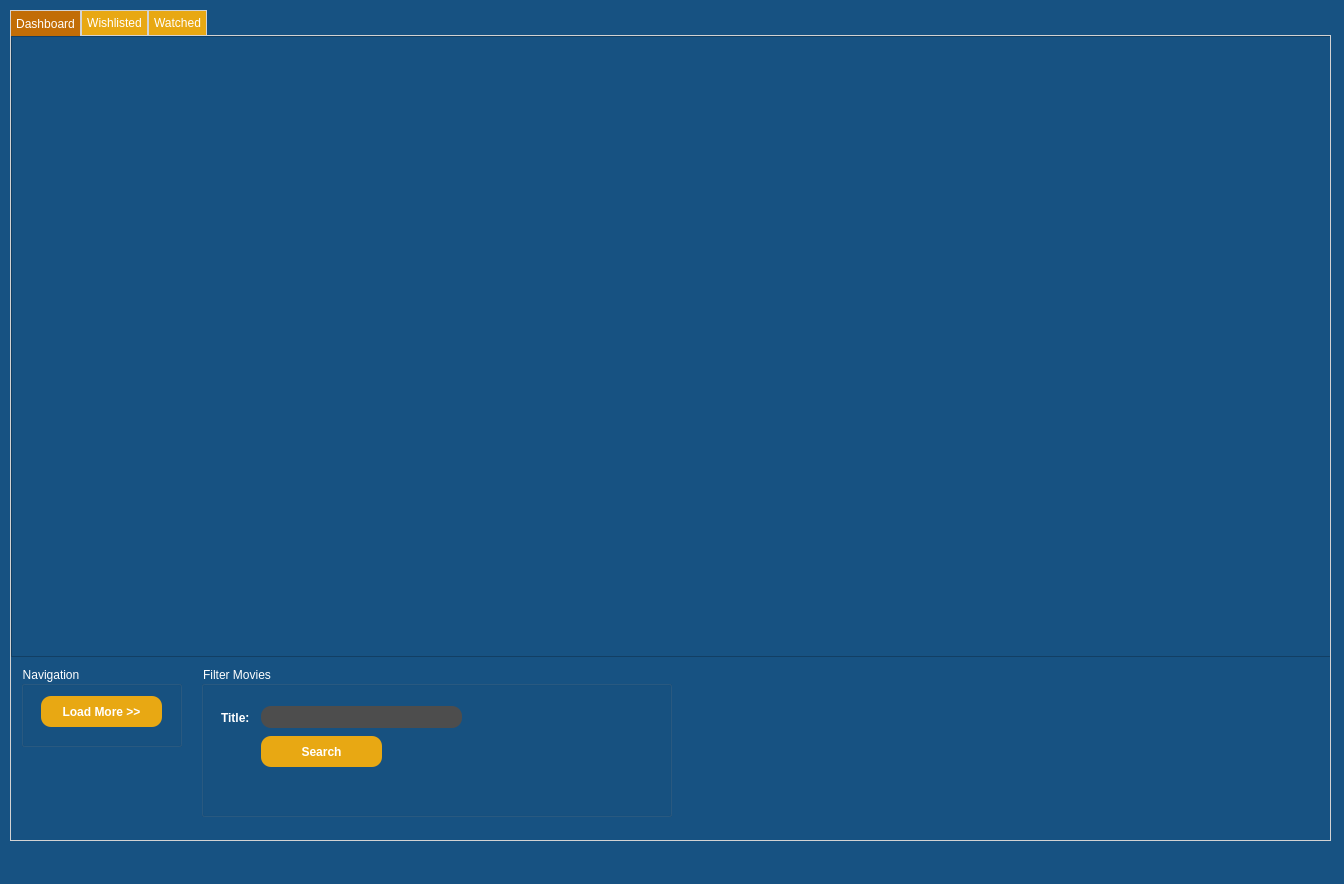
The window that MoviePlatformApp/MoviePlatformApp/MovieDashboard.ui (TudiMoldoveanu/MovieRecomendationApp) describes before a commit, drawn with Qt 5.
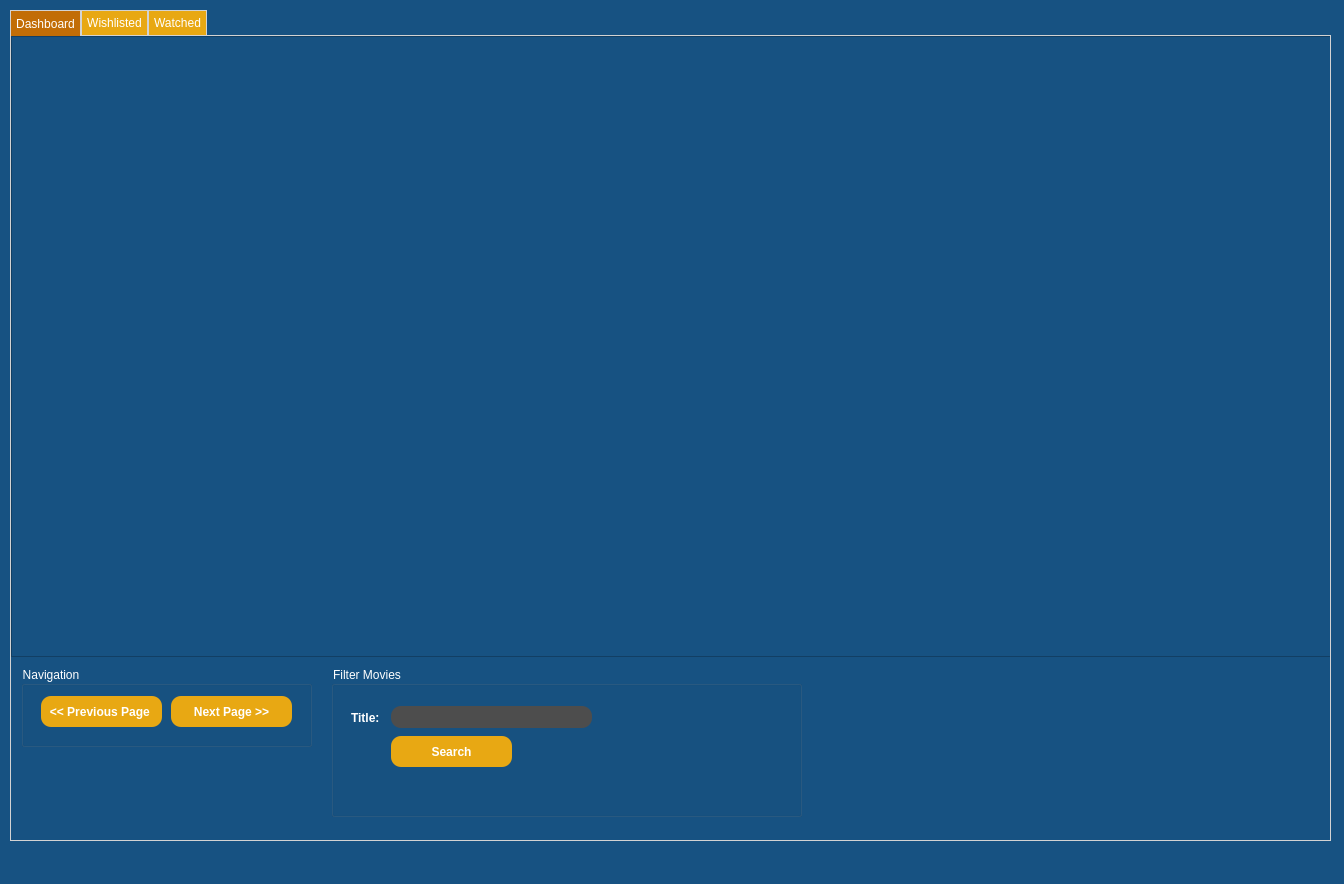
The same window after the commit. Icons and pictures are not drawn.

Commit message: Readded pagination to ui view

The edit to the form file:
```diff
--- a/MoviePlatformApp/MoviePlatformApp/MovieDashboard.ui
+++ b/MoviePlatformApp/MoviePlatformApp/MovieDashboard.ui
@@ -215,7 +215,7 @@
      <widget class="QGroupBox" name="groupBox">
       <property name="geometry">
        <rect>
-        <x>190</x>
+        <x>320</x>
         <y>630</y>
         <width>471</width>
         <height>151</height>
@@ -266,14 +266,27 @@
        <rect>
         <x>10</x>
         <y>630</y>
-        <width>161</width>
+        <width>291</width>
         <height>81</height>
        </rect>
       </property>
       <property name="title">
        <string>Navigation</string>
       </property>
-      <widget class="QPushButton" name="loadMore">
+      <widget class="QPushButton" name="nextPage">
+       <property name="geometry">
+        <rect>
+         <x>150</x>
+         <y>30</y>
+         <width>121</width>
+         <height>31</height>
+        </rect>
+       </property>
+       <property name="text">
+        <string>Next Page &gt;&gt;</string>
+       </property>
+      </widget>
+      <widget class="QPushButton" name="previousPage">
        <property name="geometry">
         <rect>
          <x>20</x>
@@ -283,7 +296,7 @@
         </rect>
        </property>
        <property name="text">
-        <string>Load More &gt;&gt;</string>
+        <string>&lt;&lt; Previous Page </string>
        </property>
       </widget>
      </widget>
```
Left out of the diff: 2 changed lines with no effect on the pictures.
